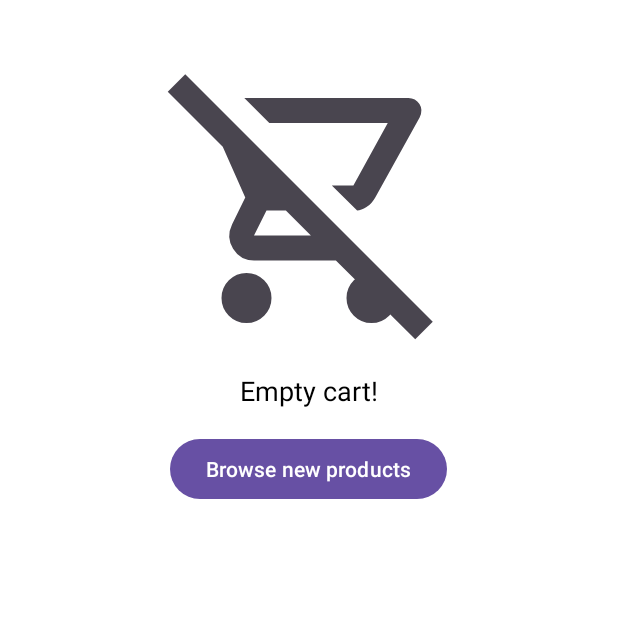
After one commit to Roshan-Zope/Online_Electronic_Gadget, an Android app: the fragment EmptyCartActivity shown on its own in the app's theme, on a phone screen of 412 x 824 dp, the top half of it. The commit adds this screen. Run offline under Robolectric (Android 15) with nearby library versions, the phone set to English and light mode, and no system bars.

Commit message:
cart functionality added

```diff
--- /dev/null
+++ b/app/src/main/java/com/example/onlineelectronicgadget/fragments/EmptyCartActivity.java
@@ -0,0 +1,67 @@
+package com.example.onlineelectronicgadget.fragments;
+
+import android.os.Bundle;
+
+import androidx.annotation.NonNull;
+import androidx.annotation.Nullable;
+import androidx.fragment.app.Fragment;
+import androidx.fragment.app.FragmentManager;
+import androidx.fragment.app.FragmentTransaction;
+
+import android.view.LayoutInflater;
+import android.view.View;
+import android.view.ViewGroup;
+import android.widget.Button;
+
+import com.example.onlineelectronicgadget.R;
+
+public class EmptyCartActivity extends Fragment {
+    private static final String ARG_PARAM1 = "param1";
+    private static final String ARG_PARAM2 = "param2";
+    private String mParam1;
+    private String mParam2;
+    private Button browseProduct;
+
+    public EmptyCartActivity() {
+        // Required empty public constructor
+    }
+
+    public static EmptyCartActivity newInstance(String param1, String param2) {
+        EmptyCartActivity fragment = new EmptyCartActivity();
+        Bundle args = new Bundle();
+        args.putString(ARG_PARAM1, param1);
+        args.putString(ARG_PARAM2, param2);
+        fragment.setArguments(args);
+        return fragment;
+    }
+
+    @Override
+    public void onCreate(Bundle savedInstanceState) {
+        super.onCreate(savedInstanceState);
+        if (getArguments() != null) {
+            mParam1 = getArguments().getString(ARG_PARAM1);
+            mParam2 = getArguments().getString(ARG_PARAM2);
+        }
+    }
+
+    @Override
+    public View onCreateView(LayoutInflater inflater, ViewGroup container,
+                             Bundle savedInstanceState) {
+        View view = inflater.inflate(R.layout.fragment_empty_cart_activity, container, false);
+        browseProduct = view.findViewById(R.id.browse_products_button);
+        return view;
+    }
+
+    @Override
+    public void onViewCreated(@NonNull View view, @Nullable Bundle savedInstanceState) {
+        super.onViewCreated(view, savedInstanceState);
+
+        browseProduct.setOnClickListener(v -> {
+            FragmentManager manager = getActivity().getSupportFragmentManager();
+            FragmentTransaction transaction = manager.beginTransaction();
+            transaction.replace(R.id.fragment_layout, new HomeFragment());
+            transaction.addToBackStack(null);
+            transaction.commit();
+        });
+    }
+}
--- /dev/null
+++ b/app/src/main/res/drawable/shopping_cart_off_24px.xml
@@ -0,0 +1,10 @@
+<vector xmlns:android="http://schemas.android.com/apk/res/android"
+    android:width="24dp"
+    android:height="24dp"
+    android:viewportWidth="960"
+    android:viewportHeight="960"
+    android:tint="?attr/colorControlNormal">
+  <path
+      android:fillColor="@android:color/white"
+      android:pathData="M634,520L634,520L553,440L622,440L732,240Q732,240 732,240Q732,240 732,240L353,240L273,160L798,160Q821,160 833.5,179.5Q846,199 834,222L692,478Q681,498 664,509Q647,520 634,520ZM280,880Q247,880 223.5,856.5Q200,833 200,800Q200,767 223.5,743.5Q247,720 280,720Q313,720 336.5,743.5Q360,767 360,800Q360,833 336.5,856.5Q313,880 280,880ZM820,932L566,680L304,680Q260,680 237,642.5Q214,605 234,564L276,478L204,316L28,140L84,84L876,876L820,932ZM486,600L406,520L344,520L304,600Q304,600 304,600Q304,600 304,600L486,600ZM622,440L622,440L553,440L553,440L622,440Q622,440 622,440Q622,440 622,440ZM680,880Q647,880 623.5,856.5Q600,833 600,800Q600,767 623.5,743.5Q647,720 680,720Q713,720 736.5,743.5Q760,767 760,800Q760,833 736.5,856.5Q713,880 680,880Z"/>
+</vector>
--- /dev/null
+++ b/app/src/main/res/layout/fragment_empty_cart_activity.xml
@@ -0,0 +1,37 @@
+<?xml version="1.0" encoding="utf-8"?>
+<RelativeLayout xmlns:android="http://schemas.android.com/apk/res/android"
+    android:layout_width="match_parent"
+    android:layout_height="match_parent"
+    android:padding="16dp"
+    android:background="@color/white">
+
+    <ImageView
+        android:layout_margin="16dp"
+        android:id="@+id/empty_cart_image"
+        android:layout_width="match_parent"
+        android:layout_height="200dp"
+        android:layout_centerHorizontal="true"
+        android:src="@drawable/shopping_cart_off_24px"
+        android:layout_marginBottom="16dp" />
+
+    <TextView
+        android:id="@+id/empty_cart_message"
+        android:layout_width="wrap_content"
+        android:layout_height="wrap_content"
+        android:layout_below="@id/empty_cart_image"
+        android:layout_centerHorizontal="true"
+        android:text="@string/empty_cart_message"
+        android:textSize="18sp"
+        android:textColor="@color/black"
+        android:layout_marginBottom="16dp" />
+
+    <Button
+        android:id="@+id/browse_products_button"
+        android:layout_width="wrap_content"
+        android:layout_height="wrap_content"
+        android:layout_below="@id/empty_cart_message"
+        android:layout_centerHorizontal="true"
+        android:text="@string/browse_products"
+        android:onClick="onBrowseProductsClicked"
+        android:textColor="@color/white" />
+</RelativeLayout>
--- a/app/src/main/res/layout/fragment_product_view.xml
+++ b/app/src/main/res/layout/fragment_product_view.xml
@@ -294,7 +294,7 @@
 
         <Button
             android:id="@+id/addToCartButton"
-            android:layout_width="200dp"
+            android:layout_width="180dp"
             android:layout_height="wrap_content"
             android:layout_alignParentStart="true"
             android:layout_centerVertical="true"
@@ -306,7 +306,7 @@
 
         <Button
             android:id="@+id/buyNowButton"
-            android:layout_width="200dp"
+            android:layout_width="180dp"
             android:layout_height="wrap_content"
             android:layout_toEndOf="@id/addToCartButton"
             android:layout_toRightOf="@id/addToCartButton"
--- a/app/src/main/res/values/strings.xml
+++ b/app/src/main/res/values/strings.xml
@@ -73,4 +73,9 @@
     <string name="edit_profile">Edit Profile</string>
     <string name="send_us_message">Send us a message</string>
     <string name="review">Give your honest review here!</string>
+    <string name="empty_cart_message">Empty cart!</string>
+    <string name="browse_products">Browse new products</string>
+    <string name="decrease_quantity">Decrease Quantity</string>
+    <string name="increase_quantity">Increase Quantity</string>
+    <string name="remove">Remove</string>
 </resources>
```
Also changed, not shown: app/src/main/java/com/example/onlineelectronicgadget/adapters/CartListAdapter.java (added, +101 -0 lines), app/src/main/java/com/example/onlineelectronicgadget/database/DatabaseHelper.java (+104 -0 lines), app/src/main/java/com/example/onlineelectronicgadget/fragments/CartFragment.java (+50 -2 lines), app/src/main/java/com/example/onlineelectronicgadget/fragments/ProductViewFragment.java (+11 -2 lines), app/src/main/res/layout/cart_list_view.xml (added, +92 -0 lines), app/src/main/res/layout/fragment_cart.xml (+4 -5 lines).
